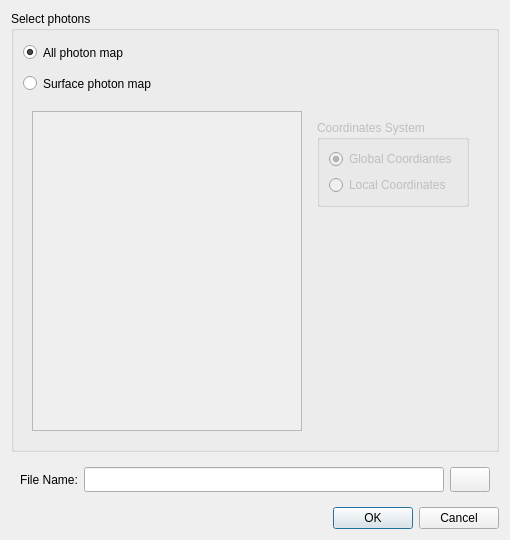
Qt form TonatiuhProject/src/source/gui/exportdialog.ui (iat-cener/tonatiuh) before a commit.
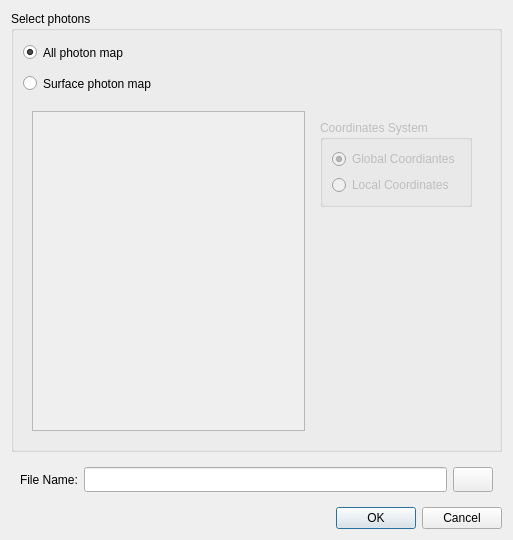
The same form after that commit. Icons and pictures are not drawn.

The edit to the form file:
```diff
--- a/TonatiuhProject/src/source/gui/exportdialog.ui
+++ b/TonatiuhProject/src/source/gui/exportdialog.ui
@@ -6,7 +6,7 @@
    <rect>
     <x>0</x>
     <y>0</y>
-    <width>510</width>
+    <width>513</width>
     <height>540</height>
    </rect>
   </property>
```
Left out of the diff: 12 changed lines with no effect on the pictures.
